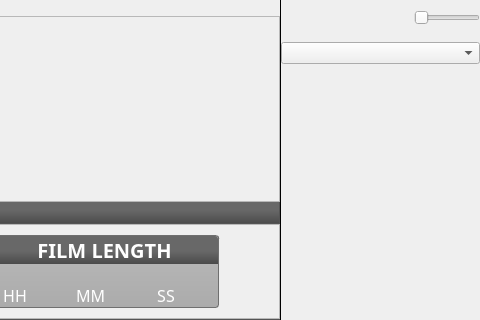
DynamicPerception/Graffik_Legacy, file Graffik/gui/film/filmwindow.ui: the form before one commit; both pictures show x 320 to 800 and y 0 to 320 of the 800 by 409 pixel window.
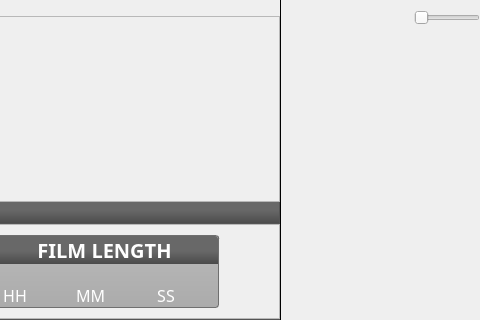
The form after the commit. Icons and pictures are not drawn. Custom widgets are drawn as their Qt base class.

Patch:
```diff
--- a/Graffik/gui/film/filmwindow.ui
+++ b/Graffik/gui/film/filmwindow.ui
@@ -26,7 +26,9 @@
    <string>FilmWindow</string>
   </property>
   <property name="styleSheet">
-   <string notr="true">FlickNumber #wheelLabel {
+   <string notr="true">
+
+FlickNumber #wheelLabel {
 border-image:url(:/core/kinetic-wheel.png);
 border:0px transparent;
 padding: 0px;
@@ -57,6 +59,10 @@
 background-color: transparent;
 }
 
+FlickNumber QListWidget::item:disabled {
+color:rgb(184, 184, 184);
+}
+
 FlickNumber QListWidgetItem {
 text-align: center;
 }
@@ -103,9 +109,16 @@
 }
 
 #playButton:pressed {
+border-image: url(:/core/play-pressed.png);
+}
+
+#playButton[state=&quot;1&quot;] {
+border-image: url(:/core/pause-normal.png);
+}
+
+#playButton:pressed[state=&quot;1&quot;] {
 border-image: url(:/core/pause-pressed.png);
 }
-
 #stopButton {
 border-image: url(:/core/stop-normal.png);
 border:0px transparent;
@@ -1165,7 +1178,7 @@
        <property name="spacing">
         <number>0</number>
        </property>
-       <item row="4" column="1" colspan="2">
+       <item row="3" column="1" colspan="2">
         <widget class="QStackedWidget" name="pluginStackedWidget">
          <property name="sizePolicy">
           <sizepolicy hsizetype="Expanding" vsizetype="Expanding">
@@ -1227,9 +1240,6 @@
          </property>
         </widget>
        </item>
-       <item row="3" column="1" colspan="2">
-        <widget class="QComboBox" name="comboBox"/>
-       </item>
        <item row="0" column="2">
         <widget class="SlideToggle" name="camControlSlider">
          <property name="sizePolicy">
@@ -1864,6 +1874,11 @@
    <extends>QSlider</extends>
    <header>core/Widgets/slidetoggle.h</header>
   </customwidget>
+  <customwidget>
+   <class>StatefulButton</class>
+   <extends>QPushButton</extends>
+   <header>core/Widgets/statefulbutton.h</header>
+  </customwidget>
  </customwidgets>
  <resources/>
  <connections/>
```
Left out of the diff: 7 changed lines with no effect on the pictures.
